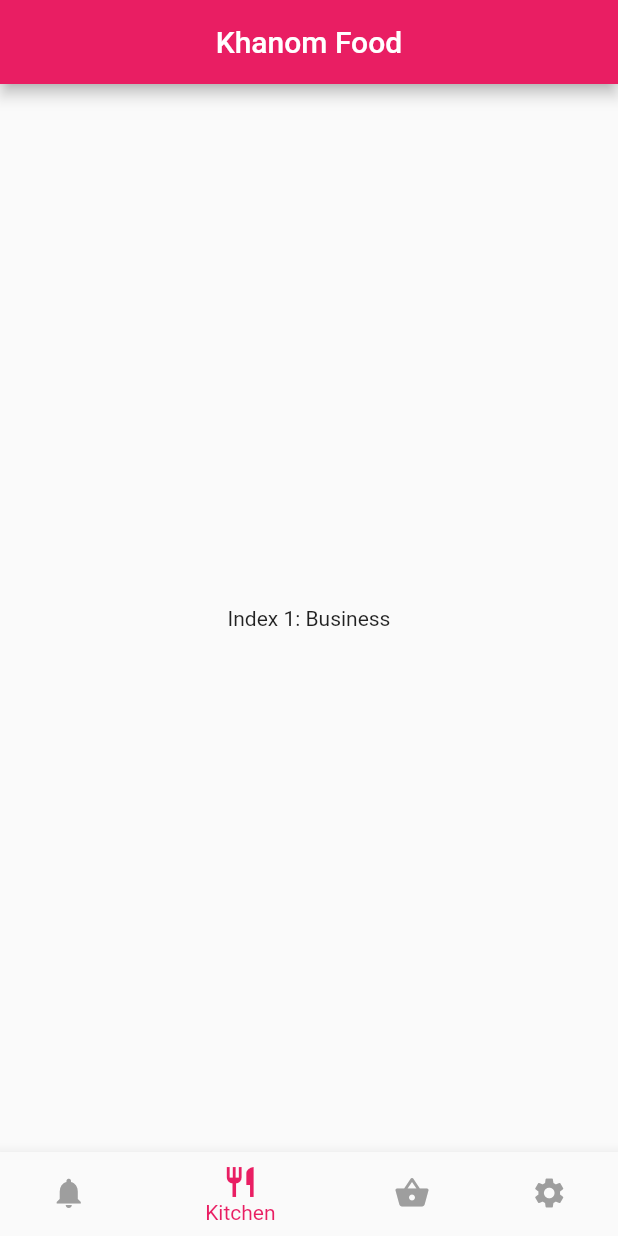
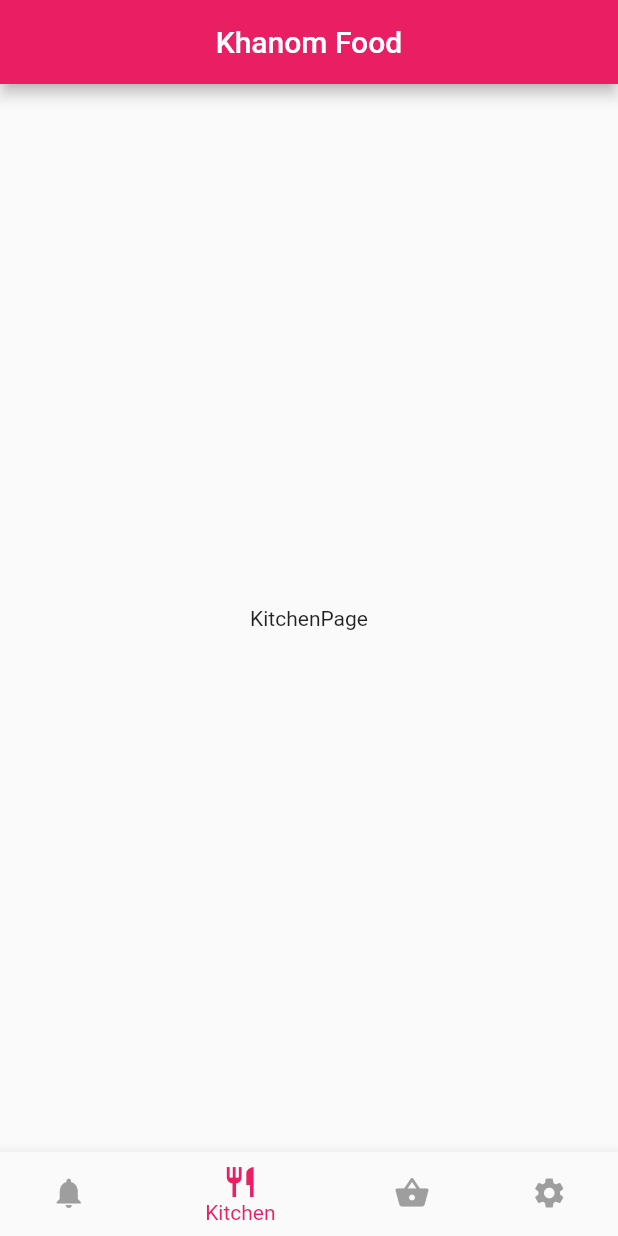
Before and after one commit to benzjakk/khanomfood, a Flutter app: the screen it shows after launch, item 2 of the bottom bar chosen, on a phone screen of 412 x 824 dp. Run offline on Flutter 3.47's test engine with Material 2 defaults, Android fonts, the phone set to English and light mode, and no system bars.

Commit message:
fix BottomNotificationBar

```diff
--- a/khanomfood/lib/ui/pages/kitchen_page.dart
+++ b/khanomfood/lib/ui/pages/kitchen_page.dart
@@ -0,0 +1,53 @@
+import 'package:flutter/material.dart';
+
+import 'package:khanomfood/ui/pages.dart';
+import 'package:khanomfood/ui/widgets.dart';
+
+class KitchenPage extends StatelessWidget {
+  @override
+  Widget build(BuildContext context) {
+    return MaterialApp(
+      title: 'Khanom Food',
+      theme: ThemeData(
+        primarySwatch: Colors.pink,
+        visualDensity: VisualDensity.adaptivePlatformDensity,
+      ),
+      home: KitchenPageChild(title: 'Khanom Food'),
+    );
+  }
+}
+
+class KitchenPageChild extends StatefulWidget {
+  KitchenPageChild({Key key, this.title}) : super(key: key);
+
+  final String title;
+
+  @override
+  _KitchenPageState createState() => _KitchenPageState();
+}
+
+class _KitchenPageState extends State<KitchenPageChild> {
+  int _counter = 0;
+
+  void _incrementCounter() {
+    setState(() {
+      _counter++;
+    });
+  }
+
+  @override
+  Widget build(BuildContext context) {
+    return Scaffold(
+      body: Center(
+        child: Column(
+          mainAxisAlignment: MainAxisAlignment.center,
+          children: <Widget>[
+            Text(
+              'KitchenPage',
+            ),
+          ],
+        ),
+      ),
+    );
+  }
+}
--- a/khanomfood/lib/ui/pages/notification_page.dart
+++ b/khanomfood/lib/ui/pages/notification_page.dart
@@ -0,0 +1,53 @@
+import 'package:flutter/material.dart';
+
+import 'package:khanomfood/ui/pages.dart';
+import 'package:khanomfood/ui/widgets.dart';
+
+class NotificationPage extends StatelessWidget {
+  @override
+  Widget build(BuildContext context) {
+    return MaterialApp(
+      title: 'Khanom Food',
+      theme: ThemeData(
+        primarySwatch: Colors.pink,
+        visualDensity: VisualDensity.adaptivePlatformDensity,
+      ),
+      home: NotificationPageChild(title: 'Khanom Food'),
+    );
+  }
+}
+
+class NotificationPageChild extends StatefulWidget {
+  NotificationPageChild({Key key, this.title}) : super(key: key);
+
+  final String title;
+
+  @override
+  _NotificationPageState createState() => _NotificationPageState();
+}
+
+class _NotificationPageState extends State<NotificationPageChild> {
+  int _counter = 0;
+
+  void _incrementCounter() {
+    setState(() {
+      _counter++;
+    });
+  }
+
+  @override
+  Widget build(BuildContext context) {
+    return Scaffold(
+      body: Center(
+        child: Column(
+          mainAxisAlignment: MainAxisAlignment.center,
+          children: <Widget>[
+            Text(
+              'NotificationPage',
+            ),
+          ],
+        ),
+      ),
+    );
+  }
+}
--- a/khanomfood/lib/ui/widgets/navigation_widget.dart
+++ b/khanomfood/lib/ui/widgets/navigation_widget.dart
@@ -2,6 +2,10 @@ import 'package:khanomfood/ui/pages.dart';
 import 'package:khanomfood/main.dart';
 
 import 'package:flutter/material.dart';
+import 'package:khanomfood/ui/pages/kitchen_page.dart';
+import 'package:khanomfood/ui/pages/notification_page.dart';
+import 'package:khanomfood/ui/pages/setting_page.dart';
+import 'package:khanomfood/ui/pages/storefront_page.dart';
 
 class NavigationWidget extends StatelessWidget {
   @override
@@ -28,19 +32,11 @@ class NavigationChild extends StatefulWidget {
 
 class _NavigationState extends State<NavigationChild> {
   int _selectedIndex = 0;
-  static const List<Widget> _widgetOptions = <Widget>[
-    Text(
-      'Index 0: Home',
-    ),
-    Text(
-      'Index 1: Business',
-    ),
-    Text(
-      'Index 2: School',
-    ),
-    Text(
-      'Index 2: School',
-    ),
+  List<Widget> _widgetOptions = <Widget>[
+    NotificationPage(),
+    KitchenPage(),
+    StorefrontPage(),
+    SettingPage(),
   ];
 
   void _onItemTapped(int index) {
```
Also changed, not shown: khanomfood/lib/ui/pages/home_page.dart (+6 -10 lines), khanomfood/lib/ui/pages/setting_page.dart (+53 -0 lines), khanomfood/lib/ui/pages/storefront_page.dart (+53 -0 lines).
